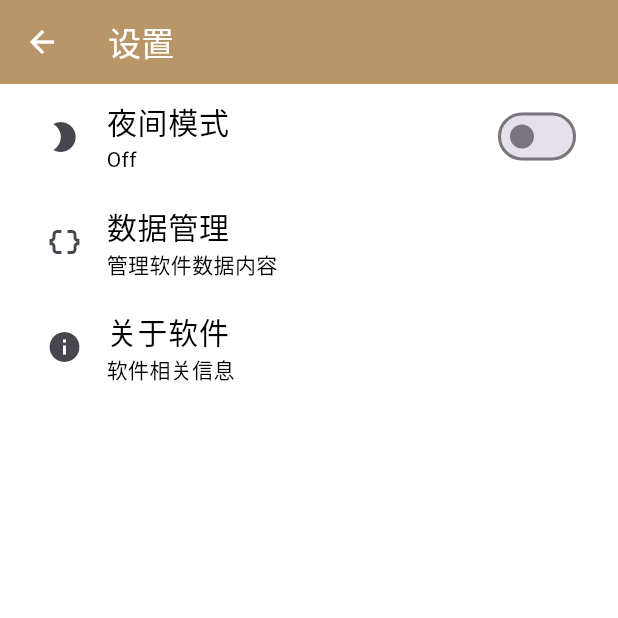
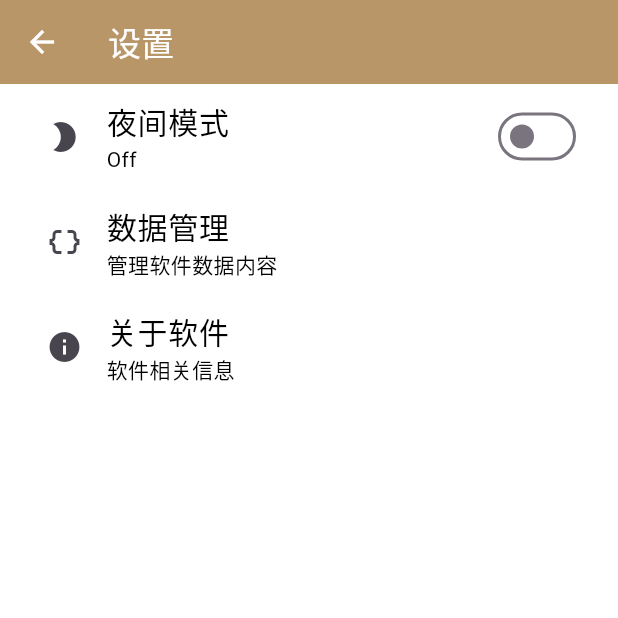
Before and after one commit to maodaisuki/jlptgrammar, a Flutter app: the SettingsPage screen opened by its route, on a phone screen of 412 x 824 dp, the top half of it. Run offline on Flutter 3.47's test engine with Material 3 defaults, Android fonts, the phone set to English and light mode, and no system bars; our stand-ins replace file_picker, package_info_plus, permission_handler, share_plus, shared_preferences, sqflite; accounts and stored records are empty; network calls fail; statements that could not run were skipped.

Commit message:
调整样式

```diff
--- a/lib/main.dart
+++ b/lib/main.dart
@@ -55,6 +55,11 @@ class MyApp extends StatelessWidget {
         // 固定颜色
         primaryColor: themeConfig['themeColor'],
         useMaterial3: true,
+        textSelectionTheme: TextSelectionThemeData(
+          cursorColor: isLightTheme ? Color.fromRGBO(184, 150, 103, 1) : Colors.white,
+          selectionColor: Colors.blue,
+          selectionHandleColor: Colors.blueAccent,
+        ),
       ),
       home: const HomePage(title: "All Grammar"),
     );
--- a/lib/pages/settings_page.dart
+++ b/lib/pages/settings_page.dart
@@ -49,6 +49,8 @@ class _SettingsPageState extends State<SettingsPage> {
                       subtitle: Text(isLightTheme == false ? 'On' : 'Off', style: TextStyle(fontSize: 14, color: themeConfig['textColor'])),
                       minVerticalPadding: 10,
                       trailing: Switch(
+                        activeTrackColor: Color.fromRGBO(184, 150, 103, 1),
+                        inactiveTrackColor: Colors.white,
                         value: !isLightTheme,
                         onChanged: (value) async {
                           SharedPreferences prefs = await SharedPreferences.getInstance();
--- a/lib/widgets/search_widget.dart
+++ b/lib/widgets/search_widget.dart
@@ -27,7 +27,7 @@ class GrammarSearchDelegate extends SearchDelegate {
         textSelectionTheme: const TextSelectionThemeData(
           selectionColor: Colors.blue,
           selectionHandleColor: Colors.blueAccent,
-          cursorColor: Colors.deepPurpleAccent,
+          cursorColor: Colors.white,
         ));
   }
 
```
Also changed, not shown: lib/assets/jlptgrammar.png, lib/assets/shareQR.png.
